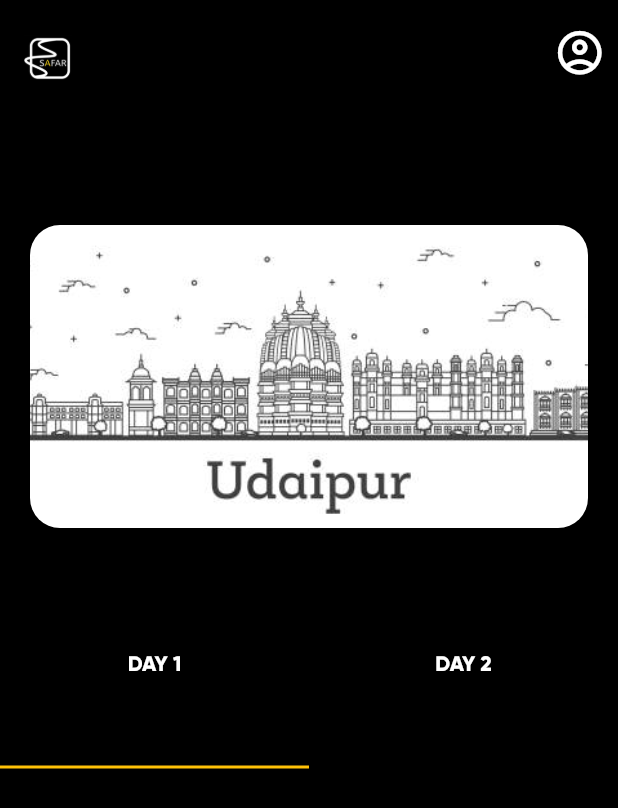
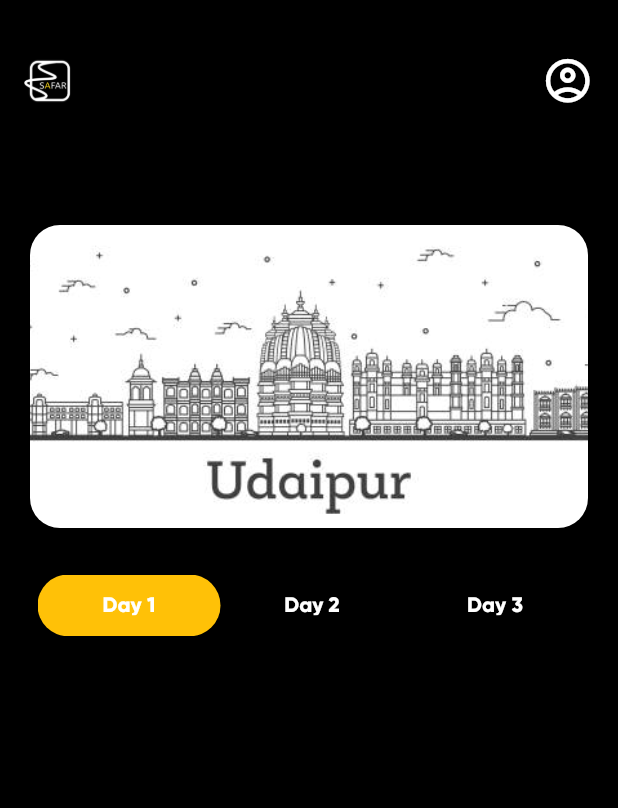
Before and after one commit to BhavikBolya/TravelApp, a Flutter app: the ItineraryScreen screen opened by its route, on a phone screen of 412 x 824 dp. Shown: the top 808 px of the screen. Run offline on Flutter 3.47's test engine with Material 2 defaults, Android fonts, the phone set to English and light mode, and no system bars; our stand-ins replace firebase_core; missing offline and left inert: deep_collection, df, sortedmap; accounts and stored records are empty.

Commit message:
added tab bar to itinerary screen

```diff
--- a/App/travel_app/lib/screens/itinerary_screen.dart
+++ b/App/travel_app/lib/screens/itinerary_screen.dart
@@ -1,5 +1,7 @@
 import 'package:flutter/material.dart';
 import 'package:travel_app/utils/routes.dart';
+
+int numTabs = 6;
 
 class ItineraryScreen extends StatefulWidget {
   @override
@@ -12,7 +14,7 @@ class _ItineraryScreenState extends State<ItineraryScreen> {
     return Scaffold(
         backgroundColor: Colors.black,
         appBar: AppBar(
-          toolbarHeight: 70,
+          toolbarHeight: 100,
           leading: Padding(
             padding: const EdgeInsets.fromLTRB(8.0, 8.0, 0, 0),
             child: IconButton(
@@ -26,13 +28,16 @@ class _ItineraryScreenState extends State<ItineraryScreen> {
             ),
           ),
           actions: [
-            IconButton(
+            Padding(
+              padding: const EdgeInsets.fromLTRB(0.0, 8.0, 8.0, 0.0),
+              child: IconButton(
                 onPressed: () {
                   Navigator.pushNamed(context, AppRoutes.historyRoute);
                 },
                 icon: Icon(Icons.account_circle_outlined),
                 iconSize: 35,
                 color: Colors.white,
+              ),
             ),
           ],
           backgroundColor: Colors.transparent,
@@ -66,35 +71,25 @@ class _ItineraryScreenState extends State<ItineraryScreen> {
                   child: Align(
                     alignment: Alignment.center,
                     child: DefaultTabController(
-                      length: 2,
+                      length: numTabs,
                       child: Scaffold(
-
                         backgroundColor: Colors.transparent,
-                        body: Container(
-
-                          height: MediaQuery.of(context).size.width / 3,
+                        body: Padding(
+                          padding:
+                              const EdgeInsets.fromLTRB(25.0, 8.0, 25.0, 0.0),
+                          child: Container(
+                            height: MediaQuery.of(context).size.width / 10,
+                            width: MediaQuery.of(context).size.width,
+                            color: Colors.transparent,
                             child: TabBar(
-
-                            tabs: [
-                              Tab(
-                                child: Text(
-                                  "DAY 1",
-                                  style: TextStyle(
-                                      color: Colors.white,
-                                      fontWeight: FontWeight.bold),
+                              isScrollable: true,
+                              indicator: BoxDecoration(
+                                borderRadius: BorderRadius.circular(25),
+                                color: Colors.amber,
+                              ),
+                              tabs: tabMaker(),
                             ),
                           ),
-                              Tab(
-                                child: Text(
-                                  "DAY 2",
-                                  style: TextStyle(
-                                      color: Colors.white,
-                                      fontWeight: FontWeight.bold),
-                                ),
-                              ),
-                            ],
-                          ),
-
                         ),
                       ),
                     ),
@@ -118,3 +113,23 @@ class _ItineraryScreenState extends State<ItineraryScreen> {
         ));
   }
 }
+
+tabMaker() {
+  List<Widget> tabs = [];
+  for (var i = 1; i <= numTabs; i++) {
+    tabs.add(
+      Container(
+        width: 90,
+        height: 15,
+        child: Center(
+          child: Text(
+            "Day $i",
+            style: TextStyle(color: Colors.white, fontWeight: FontWeight.bold),
+          ),
+        ),
+      ),
+    );
+  }
+  ;
+  return tabs;
+}
```
Lines whose indentation alone changed are shown as unchanged.
